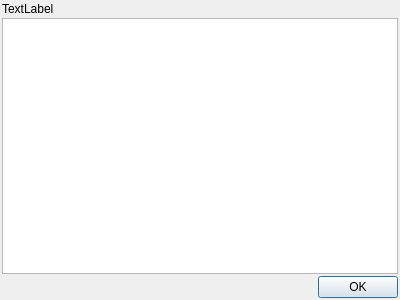
The window that ui_templates/load_order_string_dialog.ui (Frodo45127/runcher) describes before a commit, drawn with Qt 5.
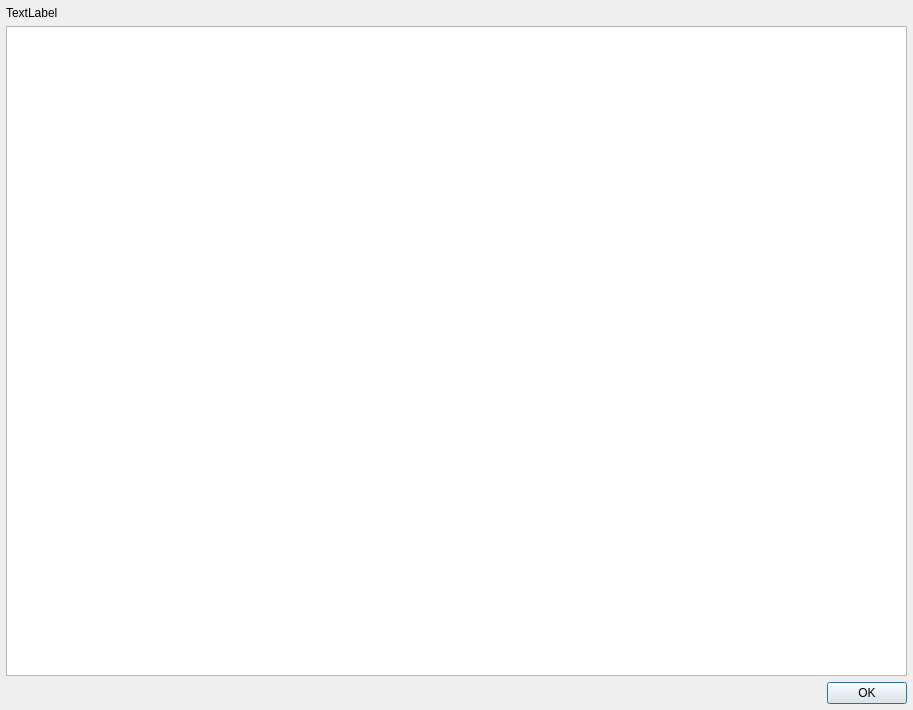
The same window after the commit.

What changed in the file:
```diff
--- a/ui_templates/load_order_string_dialog.ui
+++ b/ui_templates/load_order_string_dialog.ui
@@ -6,8 +6,8 @@
    <rect>
     <x>0</x>
     <y>0</y>
-    <width>400</width>
-    <height>300</height>
+    <width>913</width>
+    <height>710</height>
    </rect>
   </property>
   <property name="windowTitle">
@@ -18,19 +18,19 @@
   </property>
   <layout class="QGridLayout" name="gridLayout">
    <property name="leftMargin">
-    <number>2</number>
+    <number>6</number>
    </property>
    <property name="topMargin">
-    <number>2</number>
+    <number>6</number>
    </property>
    <property name="rightMargin">
-    <number>2</number>
+    <number>6</number>
    </property>
    <property name="bottomMargin">
-    <number>2</number>
+    <number>6</number>
    </property>
    <property name="spacing">
-    <number>2</number>
+    <number>6</number>
    </property>
    <item row="0" column="0">
     <widget class="QLabel" name="string_label">
```
